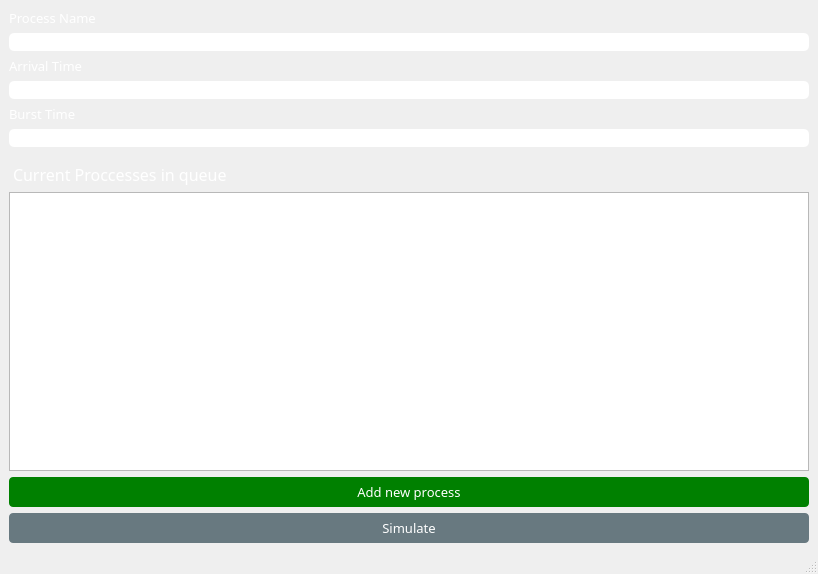
The window that mainwindow.ui (Loayelshall/OS_Schedular) describes before a commit, drawn with Qt 5.
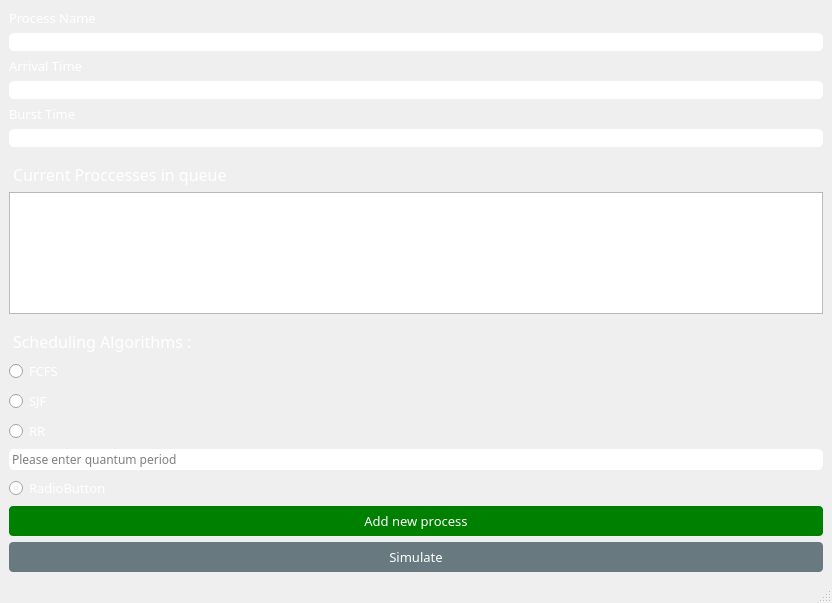
The same window after the commit.

Diff of the .ui file:
```diff
--- a/mainwindow.ui
+++ b/mainwindow.ui
@@ -6,8 +6,8 @@
    <rect>
     <x>0</x>
     <y>0</y>
-    <width>818</width>
-    <height>574</height>
+    <width>832</width>
+    <height>603</height>
    </rect>
   </property>
   <property name="windowTitle">
@@ -22,26 +22,10 @@
 }</string>
   </property>
   <widget class="QWidget" name="centralwidget">
-   <layout class="QGridLayout" name="gridLayout_2">
+   <layout class="QGridLayout" name="gridLayout">
     <item row="0" column="0">
-     <layout class="QGridLayout" name="gridLayout">
-      <item row="2" column="0">
-       <widget class="QTextBrowser" name="textBrowser">
-        <property name="font">
-         <font>
-          <family>Century Gothic</family>
-         </font>
-        </property>
-        <property name="styleSheet">
-         <string notr="true">QLineEdit {
-	border-radius: 5px;
-	border: 2px;
-	padding: 1px;
-}</string>
-        </property>
-       </widget>
-      </item>
-      <item row="0" column="0">
+     <layout class="QVBoxLayout" name="verticalLayout_2">
+      <item>
        <layout class="QVBoxLayout" name="verticalLayout">
         <item>
          <widget class="QLabel" name="label">
@@ -132,7 +116,7 @@
         </item>
        </layout>
       </item>
-      <item row="1" column="0">
+      <item>
        <widget class="QLabel" name="label_4">
         <property name="font">
          <font>
@@ -151,7 +135,140 @@
         </property>
        </widget>
       </item>
-      <item row="3" column="0">
+      <item>
+       <widget class="QTextBrowser" name="textBrowser">
+        <property name="font">
+         <font>
+          <family>Century Gothic</family>
+         </font>
+        </property>
+        <property name="styleSheet">
+         <string notr="true">QLineEdit {
+	border-radius: 5px;
+	border: 2px;
+	padding: 1px;
+}</string>
+        </property>
+       </widget>
+      </item>
+      <item>
+       <widget class="QLabel" name="label_5">
+        <property name="font">
+         <font>
+          <family>Century Gothic</family>
+          <pointsize>12</pointsize>
+         </font>
+        </property>
+        <property name="styleSheet">
+         <string notr="true">QLabel{
+margin-top : 10px;
+color: white;
+}</string>
+        </property>
+        <property name="text">
+         <string>Scheduling Algorithms : </string>
+        </property>
+       </widget>
+      </item>
+      <item>
+       <widget class="QRadioButton" name="fcfs">
+        <property name="font">
+         <font>
+          <family>Century Gothic</family>
+          <pointsize>10</pointsize>
+         </font>
+        </property>
+        <property name="styleSheet">
+         <string notr="true">QRadioButton{
+
+color: white;
+}</string>
+        </property>
+        <property name="text">
+         <string>FCFS</string>
+        </property>
+       </widget>
+      </item>
+      <item>
+       <widget class="QRadioButton" name="sjf">
+        <property name="font">
+         <font>
+          <family>Century Gothic</family>
+          <pointsize>10</pointsize>
+         </font>
+        </property>
+        <property name="styleSheet">
+         <string notr="true">QRadioButton{
+
+color: white;
+}</string>
+        </property>
+        <property name="text">
+         <string>SJF</string>
+        </property>
+       </widget>
+      </item>
+      <item>
+       <widget class="QRadioButton" name="rr">
+        <property name="font">
+         <font>
+          <family>Century Gothic</family>
+          <pointsize>10</pointsize>
+         </font>
+        </property>
+        <property name="styleSheet">
+         <string notr="true">QRadioButton{
+
+color: white;
+}</string>
+        </property>
+        <property name="text">
+         <string>RR</string>
+        </property>
+       </widget>
+      </item>
+      <item>
+       <widget class="QLineEdit" name="quantumPeriod">
+        <property name="font">
+         <font>
+          <family>Century Gothic</family>
+         </font>
+        </property>
+        <property name="toolTip">
+         <string>Please enter quantum period</string>
+        </property>
+        <property name="styleSheet">
+         <string notr="true">QLineEdit {
+	border-radius: 5px;
+	border: 2px;
+	padding: 1px;
+}</string>
+        </property>
+        <property name="placeholderText">
+         <string>Please enter quantum period</string>
+        </property>
+       </widget>
+      </item>
+      <item>
+       <widget class="QRadioButton" name="radioButton_4">
+        <property name="font">
+         <font>
+          <family>Century Gothic</family>
+          <pointsize>10</pointsize>
+         </font>
+        </property>
+        <property name="styleSheet">
+         <string notr="true">QRadioButton{
+
+color: white;
+}</string>
+        </property>
+        <property name="text">
+         <string>RadioButton</string>
+        </property>
+       </widget>
+      </item>
+      <item>
        <widget class="QPushButton" name="pushButton">
         <property name="font">
          <font>
@@ -172,7 +289,7 @@
         </property>
        </widget>
       </item>
-      <item row="4" column="0">
+      <item>
        <widget class="QPushButton" name="pushButton_2">
         <property name="font">
          <font>
```
Left out of the diff: 2 changed lines with no effect on the pictures.
